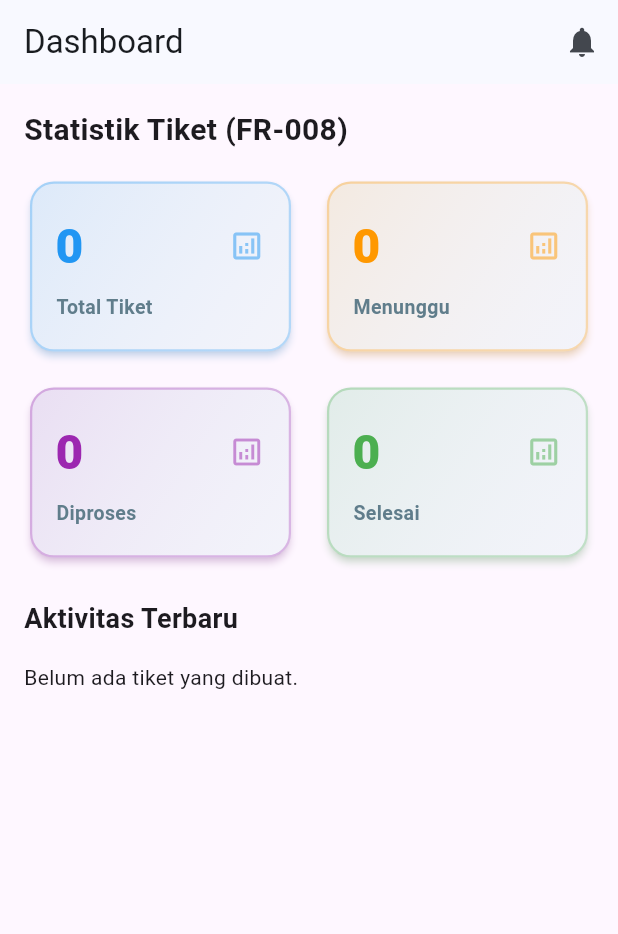
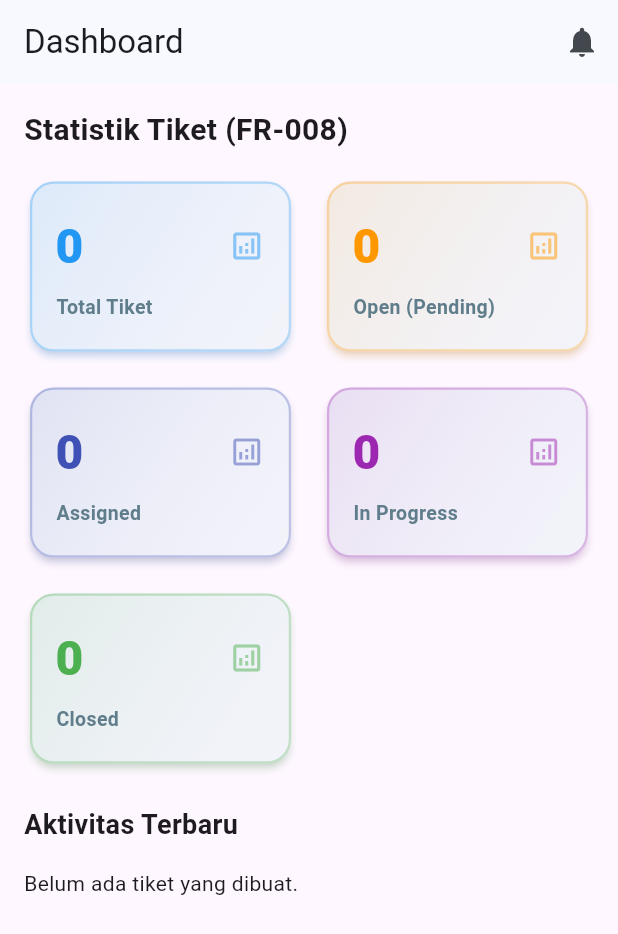
Before and after one commit to TendriZ/434241056_Muhammad-Raka-Razzani_B2_UTS, a Flutter app: the DashboardPage screen opened directly, on a phone screen of 412 x 824 dp. Shown: the top 934 px of the screen. Run offline on Flutter 3.47's test engine with Material 3 defaults, Android fonts, the phone set to English and light mode, and no system bars; our stand-ins replace equatable, file_picker, flutter_bloc, flutter_riverpod, get_it, go_router and 2 more; accounts and stored records are empty.

Commit message:
feat(dashboard): add assigned tickets count to statistics
- Add 'assigned' field to ticketStatsProvider (count tickets with assigned_to)
- Update dashboard_page to display 5 stat cards: Total, Open, Assigned, In Progress, Closed
- Add color-coded card for Assigned tickets (indigo)
- Rename cards to match SRS terminology

```diff
--- a/lib/features/dashboard/presentation/pages/dashboard_page.dart
+++ b/lib/features/dashboard/presentation/pages/dashboard_page.dart
@@ -50,9 +50,10 @@ class DashboardPage extends ConsumerWidget {
                 childAspectRatio: 1.5,
                 children: [
                   _buildStatCard('Total Tiket', '${stats['total']}', Colors.blue),
-                  _buildStatCard('Menunggu', '${stats['pending']}', Colors.orange),
-                  _buildStatCard('Diproses', '${stats['on_progress']}', Colors.purple),
-                  _buildStatCard('Selesai', '${stats['resolved']}', Colors.green),
+                  _buildStatCard('Open (Pending)', '${stats['pending']}', Colors.orange),
+                  _buildStatCard('Assigned', '${stats['assigned']}', Colors.indigo),
+                  _buildStatCard('In Progress', '${stats['on_progress']}', Colors.purple),
+                  _buildStatCard('Closed', '${stats['resolved']}', Colors.green),
                 ],
               ),
             ),
--- a/lib/features/ticket/presentation/providers/ticket_provider.dart
+++ b/lib/features/ticket/presentation/providers/ticket_provider.dart
@@ -62,6 +62,7 @@ final ticketStatsProvider = FutureProvider<Map<String, int>>((ref) async {
   int pending = 0;
   int onProgress = 0;
   int resolved = 0;
+  int assigned = 0; // FR-009: Count assigned tickets
 
   for (var t in tickets) {
     if (t['status'] == 'pending') {
@@ -71,13 +72,19 @@ final ticketStatsProvider = FutureProvider<Map<String, int>>((ref) async {
     } else if (t['status'] == 'resolved') {
       resolved++;
     }
+
+    // Count assigned tickets (assigned_to is not null)
+    if (t['assigned_to'] != null) {
+      assigned++;
+    }
   }
 
   return {
     'total': tickets.length,
-    'pending': pending,
-    'on_progress': onProgress,
-    'resolved': resolved,
+    'pending': pending,        // Open tickets
+    'assigned': assigned,      // Assigned tickets
+    'on_progress': onProgress, // In progress tickets
+    'resolved': resolved,      // Closed tickets
   };
 });
 
```
